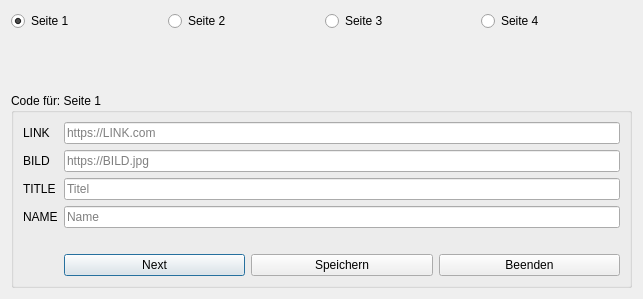
Above: Qt Designer/qt5designer.v2.0.5.ui from Morpheus2018/CodeCreator before the change. Below: the same form after it.
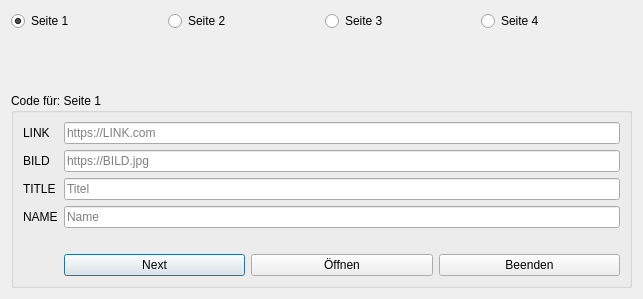
That is the form after the change.

Patch:
```diff
--- a/Qt Designer/qt5designer.v2.0.5.ui
+++ b/Qt Designer/qt5designer.v2.0.5.ui
@@ -118,7 +118,7 @@
             <item>
              <widget class="QPushButton" name="pushButtonSave">
               <property name="text">
-               <string>Speichern</string>
+               <string>Öffnen</string>
               </property>
              </widget>
             </item>
```
Left out of the diff: 11 changed lines with no effect on the pictures.
